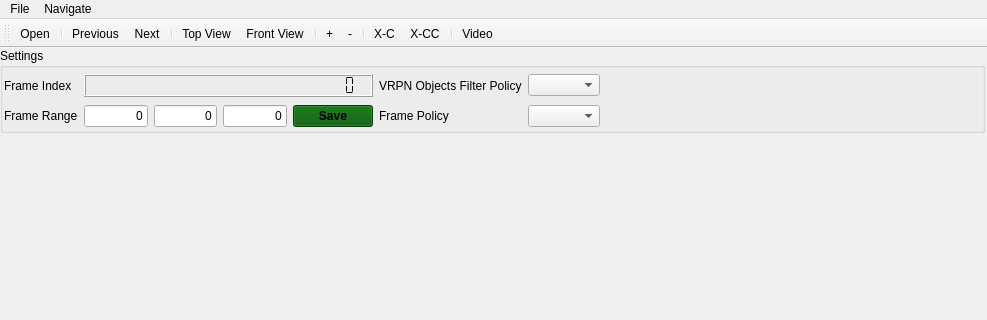
Old version of the form tools/workbench/visualization_window.ui in the repository hcilab-uic/ipme; both pictures show x 0 to 987 and y 0 to 320 of the 987 by 739 pixel window.
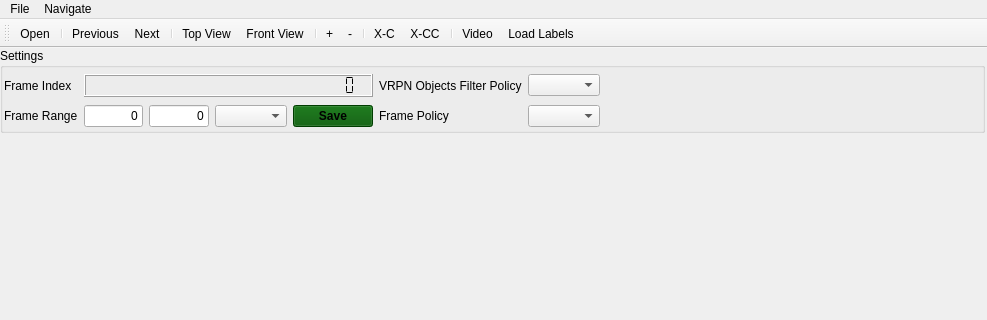
New version of the form.

Commit message: text labels in drop down

```diff
--- a/tools/workbench/visualization_window.ui
+++ b/tools/workbench/visualization_window.ui
@@ -76,16 +76,6 @@
           </property>
          </widget>
         </item>
-        <item row="0" column="2">
-         <widget class="QLineEdit" name="outcome_label_edit">
-          <property name="text">
-           <string>0</string>
-          </property>
-          <property name="alignment">
-           <set>Qt::AlignRight|Qt::AlignTrailing|Qt::AlignVCenter</set>
-          </property>
-         </widget>
-        </item>
         <item row="0" column="1">
          <widget class="QLineEdit" name="end_frame_edit">
           <property name="text">
@@ -107,6 +97,9 @@
           </property>
          </widget>
         </item>
+        <item row="0" column="2">
+         <widget class="QComboBox" name="outcome_label_combobox"/>
+        </item>
        </layout>
       </item>
       <item row="1" column="0">
@@ -195,6 +188,7 @@
    <addaction name="action_pitch_counterclockwise"/>
    <addaction name="separator"/>
    <addaction name="action_launch_video"/>
+   <addaction name="action_load_labels"/>
   </widget>
   <action name="file_open">
    <property name="text">
@@ -258,6 +252,11 @@
     <string>Launch Video</string>
    </property>
   </action>
+  <action name="action_load_labels">
+   <property name="text">
+    <string>Load Labels</string>
+   </property>
+  </action>
  </widget>
  <resources/>
  <connections/>
```
Left out of the diff: 1 changed line with no effect on the pictures. The commit also changes 8 other files.
